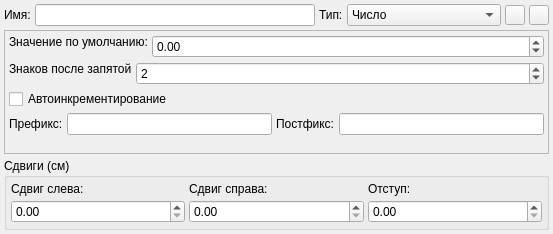
Above: src/main/columneditdialog.ui from Gris87/ProtocolCreator before the change. Below: the same form after it.
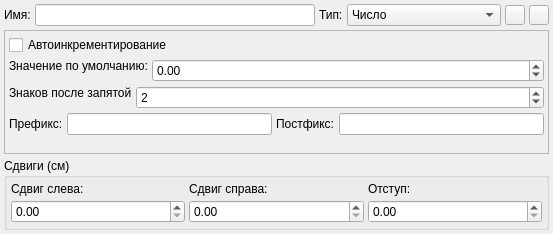
That is the form after the change. Icons and pictures are not drawn.

Commit message: Prefix and postfix for integer column

The edit to the form file:
```diff
--- a/src/main/columneditdialog.ui
+++ b/src/main/columneditdialog.ui
@@ -157,6 +157,22 @@
         <number>4</number>
        </property>
        <item>
+        <widget class="QCheckBox" name="integerAutoIncrementCheckBox">
+         <property name="text">
+          <string>Автоинкрементирование</string>
+         </property>
+        </widget>
+       </item>
+       <item>
+        <widget class="QWidget" name="autoIncWidget" native="true">
+         <layout class="QVBoxLayout" name="verticalLayout_10">
+          <property name="spacing">
+           <number>4</number>
+          </property>
+          <property name="margin">
+           <number>0</number>
+          </property>
+          <item>
         <layout class="QHBoxLayout" name="horizontalLayout_2">
          <property name="spacing">
           <number>4</number>
@@ -223,17 +239,7 @@
         </layout>
        </item>
        <item>
-        <widget class="QCheckBox" name="integerAutoIncrementCheckBox">
-         <property name="text">
-          <string>Автоинкрементирование</string>
-         </property>
-        </widget>
-       </item>
-       <item>
-        <layout class="QHBoxLayout" name="horizontalLayout_3">
-         <property name="spacing">
-          <number>4</number>
-         </property>
+           <layout class="QHBoxLayout" name="horizontalLayout_14">
          <item>
           <widget class="QLabel" name="integerPrefixLabel">
            <property name="text">
@@ -255,6 +261,9 @@
           <widget class="QLineEdit" name="integerPostfixEdit"/>
          </item>
         </layout>
+          </item>
+         </layout>
+        </widget>
        </item>
        <item>
         <spacer name="verticalSpacer_5">
```
Lines whose indentation alone changed are shown as unchanged. The commit also changes 5 other files.
